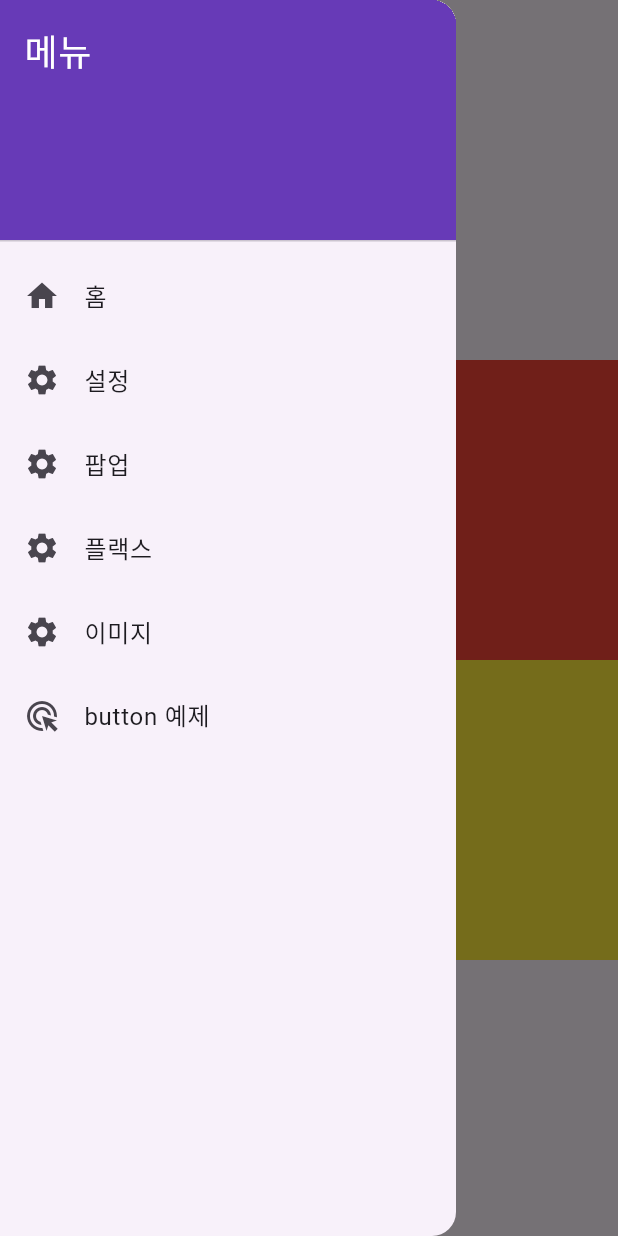
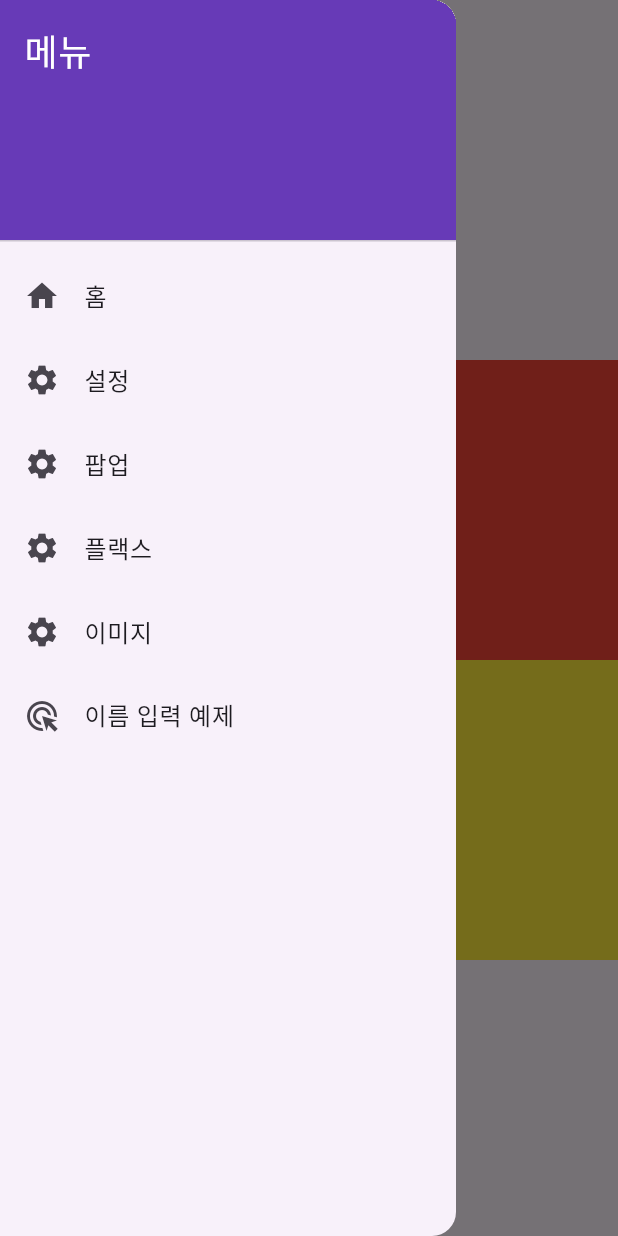
Before and after one commit to Hyeonjjzm/chungjuflatter, a Flutter app: the screen it shows after launch, with the side drawer open, on a phone screen of 412 x 824 dp. Run offline on Flutter 3.47's test engine with Material 3 defaults, Android fonts, the phone set to English and light mode, and no system bars.

Commit message:
03-31 (5)

```diff
--- a/lib/drawer.dart
+++ b/lib/drawer.dart
@@ -68,13 +68,13 @@ class MyDrawer extends StatelessWidget {
           ),
           ListTile(
               leading: const Icon(Icons.ads_click),
-              title: const Text('button 예제'),
+              title: const Text('이름 입력 예제'),
               onTap: () {
                 Navigator.pushNamed(
-                    context, "/button"
+                    context, "/input"
                 );
               }
-          )
+          ),
         ],
       ),
     );
--- a/lib/main.dart
+++ b/lib/main.dart
@@ -3,6 +3,7 @@ import 'package:hello/Setting_Page.dart';
 import 'package:hello/button_page.dart';
 import 'package:hello/flex_page.dart';
 import 'package:hello/image.dart';
+import 'package:hello/input_page.dart';
 import 'package:hello/layout_page.dart';
 import 'package:hello/popup_page.dart';
 
@@ -30,7 +31,8 @@ class MyApp extends StatelessWidget {
         "/popup": (context) => const PopupPage(),
         "/flex": (context) => const FlexPage(),
         "/image": (context) => const imagePage(),
-        "/button": (context) => const ButtonPage()
+        "/button": (context) => const ButtonPage(),
+        "/input": (context) => const InputPage()
 
       },
     );
```
Also changed, not shown: lib/input_page.dart (added, +53 -0 lines).
